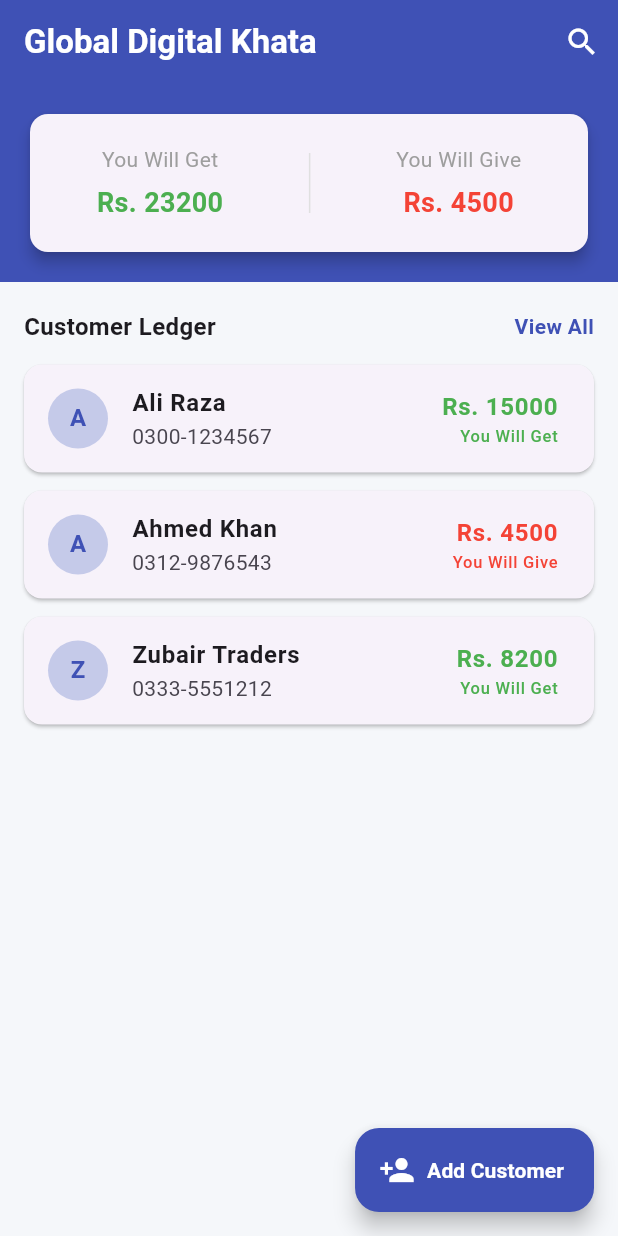
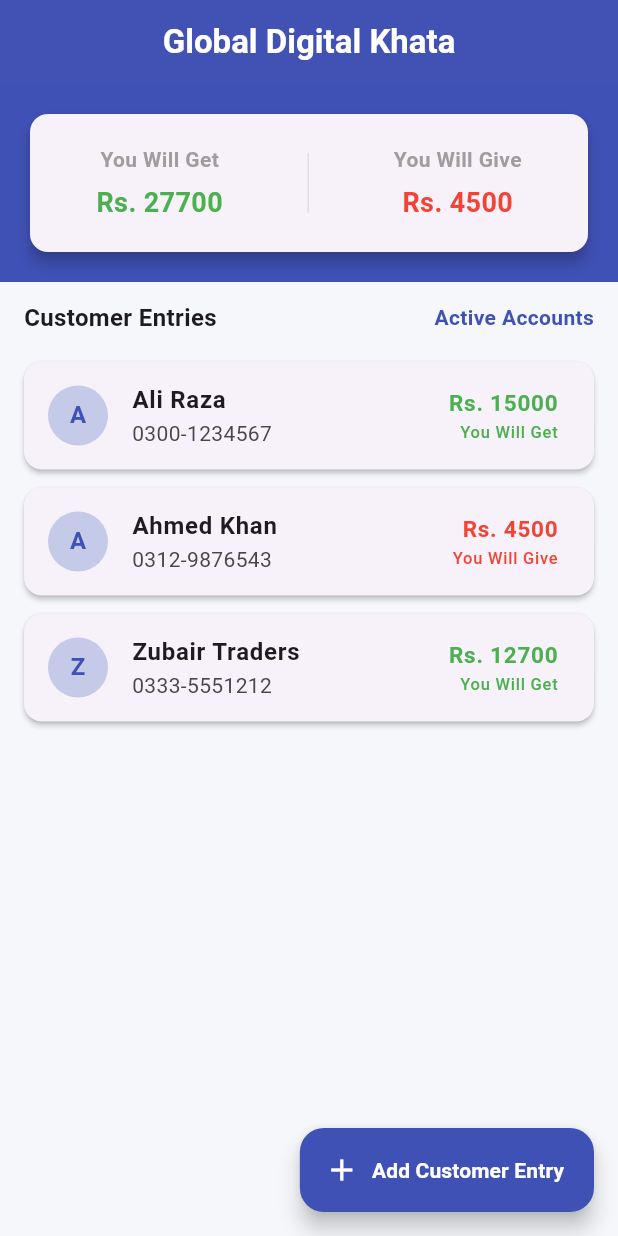
Before and after one commit to atharazad5-creator/Global-_Digital_Udhar-Book, a Flutter app: the screen it shows after launch, on a phone screen of 412 x 824 dp. Run offline on Flutter 3.47's test engine with Material 3 defaults, Android fonts, the phone set to English and light mode, and no system bars.

Commit message:
Refactor HomeScreen layout and summary calculations
Updated the layout and logic for displaying customer ledger summary and entries.

```diff
--- a/lib/main.dart
+++ b/lib/main.dart
@@ -5,6 +5,7 @@ void main() {
 }
 
 class GlobalDigitalKhataApp extends StatelessWidget {
+
   const GlobalDigitalKhataApp({super.key});
 
   @override
@@ -30,39 +31,28 @@ class HomeScreen extends StatefulWidget {
 }
 
 class _HomeScreenState extends State<HomeScreen> {
-  // Sample Data for Ledger
+  // 3 Key Ledger Summary Items
+  double totalToGet = 27700.0;
+  double totalToGive = 4500.0;
+
   final List<Map<String, dynamic>> _customers = [
     {'name': 'Ali Raza', 'phone': '0300-1234567', 'balance': 15000, 'isYouWillGet': true},
     {'name': 'Ahmed Khan', 'phone': '0312-9876543', 'balance': 4500, 'isYouWillGet': false},
-    {'name': 'Zubair Traders', 'phone': '0333-5551212', 'balance': 8200, 'isYouWillGet': true},
+    {'name': 'Zubair Traders', 'phone': '0333-5551212', 'balance': 12700, 'isYouWillGet': true},
   ];
 
   @override
   Widget build(BuildContext context) {
-    double totalToGet = _customers
-        .where((c) => c['isYouWillGet'] == true)
-        .fold(0, (sum, c) => sum + c['balance']);
-
-    double totalToGive = _customers
-        .where((c) => c['isYouWillGet'] == false)
-        .fold(0, (sum, c) => sum + c['balance']);
-
     return Scaffold(
       appBar: AppBar(
         title: const Text('Global Digital Khata', style: TextStyle(fontWeight: FontWeight.bold, color: Colors.white)),
         backgroundColor: Colors.indigo,
-        elevation: 0,
-        actions: [
-          IconButton(
-            icon: const Icon(Icons.search, color: Colors.white),
-            onPressed: () {},
+        centerTitle: true,
+        elevation: 2,
       ),
-        ],
-      ),
-      body: SingleChildScrollView(
-        child: Column(
+      body: Column(
         children: [
-            // Dashboard Summary Card
+          // STEP 1: DASHBOARD SUMMARY CARD (Top Step)
           Container(
             padding: const EdgeInsets.all(16),
             color: Colors.indigo,
@@ -76,7 +66,7 @@ class _HomeScreenState extends State<HomeScreen> {
                   children: [
                     Column(
                       children: [
-                          const Text('You Will Get', style: TextStyle(color: Colors.grey, fontSize: 14)),
+                        const Text('You Will Get', style: TextStyle(color: Colors.grey, fontSize: 14, fontWeight: FontWeight.bold)),
                         const SizedBox(height: 6),
                         Text('Rs. ${totalToGet.toStringAsFixed(0)}',
                             style: const TextStyle(color: Colors.green, fontSize: 18, fontWeight: FontWeight.bold)),
@@ -85,7 +75,7 @@ class _HomeScreenState extends State<HomeScreen> {
                     Container(height: 40, width: 1, color: Colors.grey.shade300),
                     Column(
                       children: [
-                          const Text('You Will Give', style: TextStyle(color: Colors.grey, fontSize: 14)),
+                        const Text('You Will Give', style: TextStyle(color: Colors.grey, fontSize: 14, fontWeight: FontWeight.bold)),
                         const SizedBox(height: 6),
                         Text('Rs. ${totalToGive.toStringAsFixed(0)}',
                             style: const TextStyle(color: Colors.red, fontSize: 18, fontWeight: FontWeight.bold)),
@@ -97,24 +87,20 @@ class _HomeScreenState extends State<HomeScreen> {
             ),
           ),
 
-            const SizedBox(height: 10),
-
-            // Customers Section Header
+          // STEP 2: CUSTOMERS LEDGER LIST (Middle Step)
           Padding(
-              padding: const EdgeInsets.symmetric(horizontal: 16, vertical: 8),
+            padding: const EdgeInsets.symmetric(horizontal: 16, vertical: 12),
             child: Row(
               mainAxisAlignment: MainAxisAlignment.spaceBetween,
               children: const [
-                  Text('Customer Ledger', style: TextStyle(fontSize: 16, fontWeight: FontWeight.bold)),
-                  Text('View All', style: TextStyle(color: Colors.indigo, fontWeight: FontWeight.bold)),
+                Text('Customer Entries', style: TextStyle(fontSize: 16, fontWeight: FontWeight.bold)),
+                Text('Active Accounts', style: TextStyle(color: Colors.indigo, fontWeight: FontWeight.w600)),
               ],
             ),
           ),
 
-            // Customer List
-            ListView.builder(
-              shrinkWrap: true,
-              physics: const NeverScrollableScrollPhysics(),
+          Expanded(
+            child: ListView.builder(
               itemCount: _customers.length,
               itemBuilder: (context, index) {
                 final customer = _customers[index];
@@ -122,6 +108,7 @@ class _HomeScreenState extends State<HomeScreen> {
 
                 return Card(
                   margin: const EdgeInsets.symmetric(horizontal: 16, vertical: 6),
+                  elevation: 1.5,
                   child: ListTile(
                     leading: CircleAvatar(
                       backgroundColor: Colors.indigo.shade100,
@@ -138,7 +125,7 @@ class _HomeScreenState extends State<HomeScreen> {
                           style: TextStyle(
                             color: isGet ? Colors.green : Colors.red,
                             fontWeight: FontWeight.bold,
-                            fontSize: 16,
+                            fontSize: 15,
                           ),
                         ),
                         Text(
@@ -151,14 +138,16 @@ class _HomeScreenState extends State<HomeScreen> {
                 );
               },
             ),
+          ),
         ],
       ),
-      ),
+
+      // STEP 3: QUICK ADD ENTRY BUTTON (Bottom Step)
       floatingActionButton: FloatingActionButton.extended(
         onPressed: () {},
         backgroundColor: Colors.indigo,
-        icon: const Icon(Icons.person_add, color: Colors.white),
-        label: const Text('Add Customer', style: TextStyle(color: Colors.white, fontWeight: FontWeight.bold)),
+        icon: const Icon(Icons.add, color: Colors.white),
+        label: const Text('Add Customer Entry', style: TextStyle(color: Colors.white, fontWeight: FontWeight.bold)),
       ),
     );
   }
```
Lines whose indentation alone changed are shown as unchanged.
